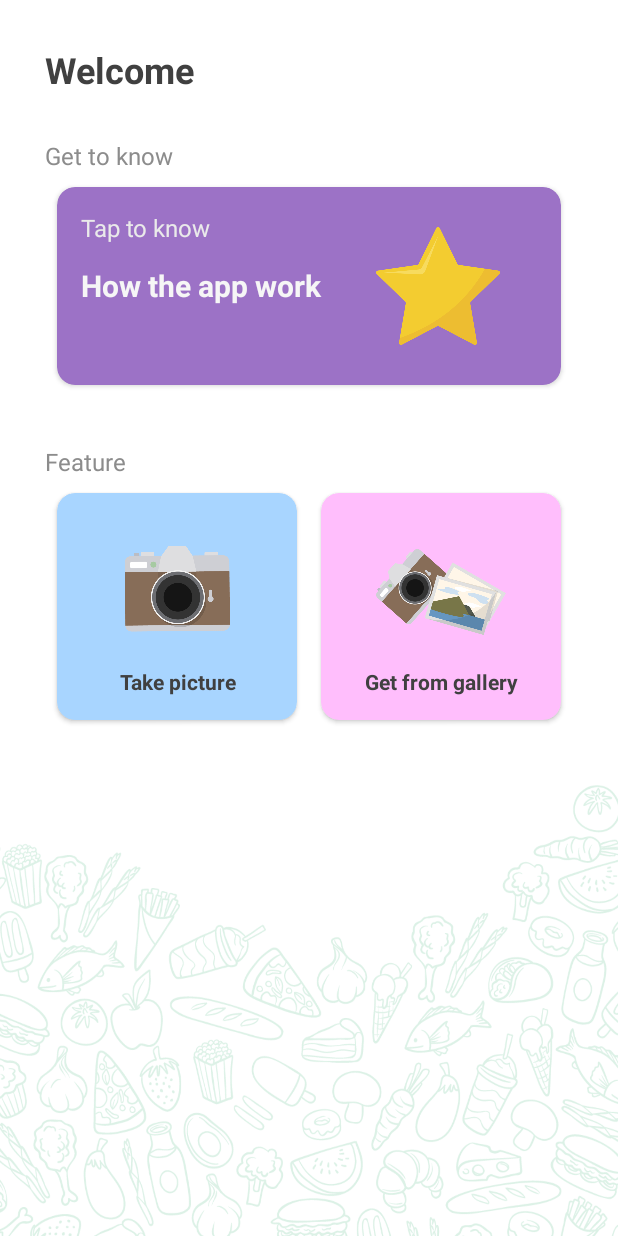
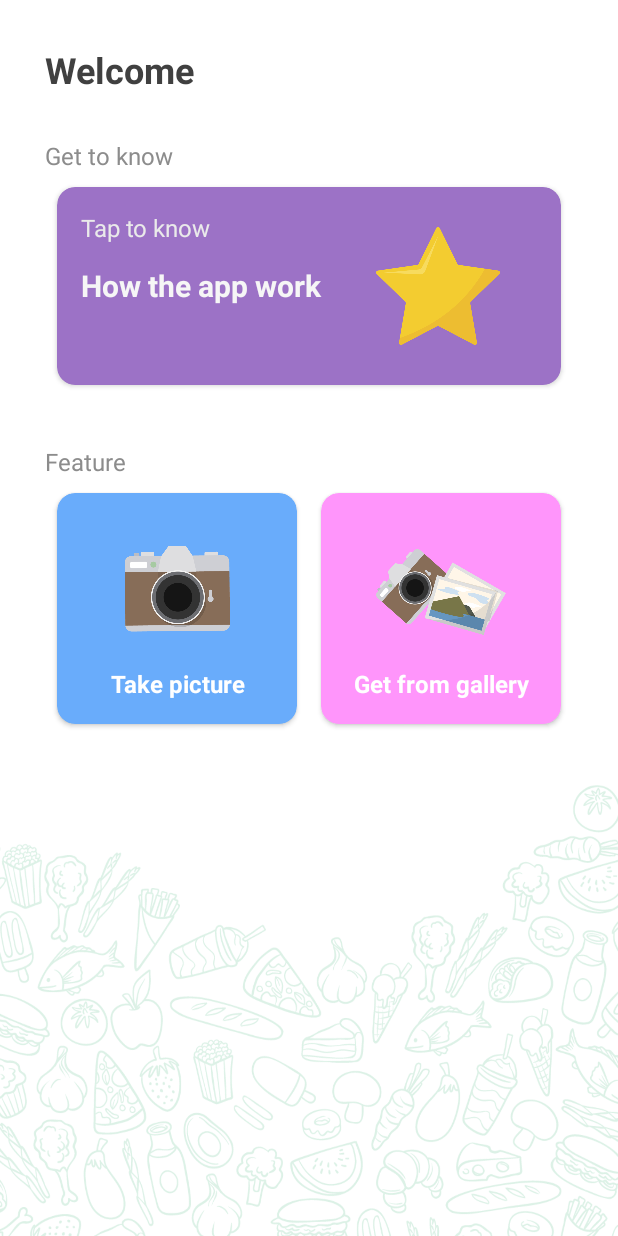
Before and after one commit to membiru/final-capstone-bangkit-2021, an Android app: the MainActivity screen opened directly, with no data from a screen before it, on a phone screen of 412 x 824 dp. Run offline under Robolectric (Android 15) with nearby library versions, the phone set to English and light mode, and no system bars; our stand-ins replace Firebase (no records; nobody signed in at launch, a user with empty details on screens opened directly).

Commit message:
Fix some bug & UI

```diff
--- a/app/src/main/java/com/bangkit/whatdish/ui/main/MainActivity.kt
+++ b/app/src/main/java/com/bangkit/whatdish/ui/main/MainActivity.kt
@@ -48,7 +48,6 @@ class MainActivity : AppCompatActivity() {
         mainActivityBinding.cvItem1.setOnClickListener {
             setPrefsData()
             startActivity(Intent(this@MainActivity, IntroActivity::class.java))
-            finish()
         }
         mainActivityBinding.cvItem2.setOnClickListener {
             askCameraPemission()
--- a/app/src/main/res/layout/activity_main.xml
+++ b/app/src/main/res/layout/activity_main.xml
@@ -111,8 +111,8 @@
                         android:src="@drawable/camera_800px" />
                     <TextView
                         android:text="@string/take_pic"
-                        android:textSize="14sp"
-                        android:textColor="@color/custom_black"
+                        android:textSize="16sp"
+                        android:textColor="@color/white"
                         android:textStyle="bold"
                         android:gravity="center"
                         android:layout_centerHorizontal="true"
@@ -147,8 +147,8 @@
                         android:src="@drawable/camera_media_800px" />
                     <TextView
                         android:text="@string/get_gallery"
-                        android:textSize="14sp"
-                        android:textColor="@color/custom_black"
+                        android:textSize="16sp"
+                        android:textColor="@color/white"
                         android:textStyle="bold"
                         android:gravity="center"
                         android:layout_centerHorizontal="true"
--- a/app/src/main/res/values/colors.xml
+++ b/app/src/main/res/values/colors.xml
@@ -19,6 +19,6 @@
     <color name="custom_black3">#444444</color>
 
     <color name="purple_kid">#9C72C6</color>
-    <color name="blue_kid">#A8D5FF</color>
-    <color name="pink_kid">#FFBEFC</color>
+    <color name="blue_kid">#69ACFB</color>
+    <color name="pink_kid">#FF95FB</color>
 </resources>
--- a/app/src/main/res/values/strings.xml
+++ b/app/src/main/res/values/strings.xml
@@ -30,7 +30,7 @@
     <string name="desc_img_intro_4">Illustrate 4</string>
     <string name="text_head_intro_1">Get the Food</string>
     <string name="text_head_intro_2">Wait</string>
-    <string name="text_head_intro_3">TaDa! Here the magic</string>
+    <string name="text_head_intro_3">Ta-Daa! Here the magic</string>
     <string name="text_head_intro_4">Try Now</string>
 
     //content
@@ -54,5 +54,8 @@
     <string name="t_camera_required">Camera Permission is Required to Use camera</string>
     <string name="t_upload_success">Image is on progress</string>
     <string name="t_upload_failed">Failed send image to system</string>
+
     <string name="err_try_again">Can\'t process your request right now\nTry again later</string>
+    <string name="err_failed">Failed to process your request.</string>
+
 </resources>
```
Also changed, not shown: app/src/main/java/com/bangkit/whatdish/ui/detail/DetailActivity.kt (+9 -3 lines), app/src/main/java/com/bangkit/whatdish/ui/detail/DetailViewModel.kt (+8 -6 lines).
